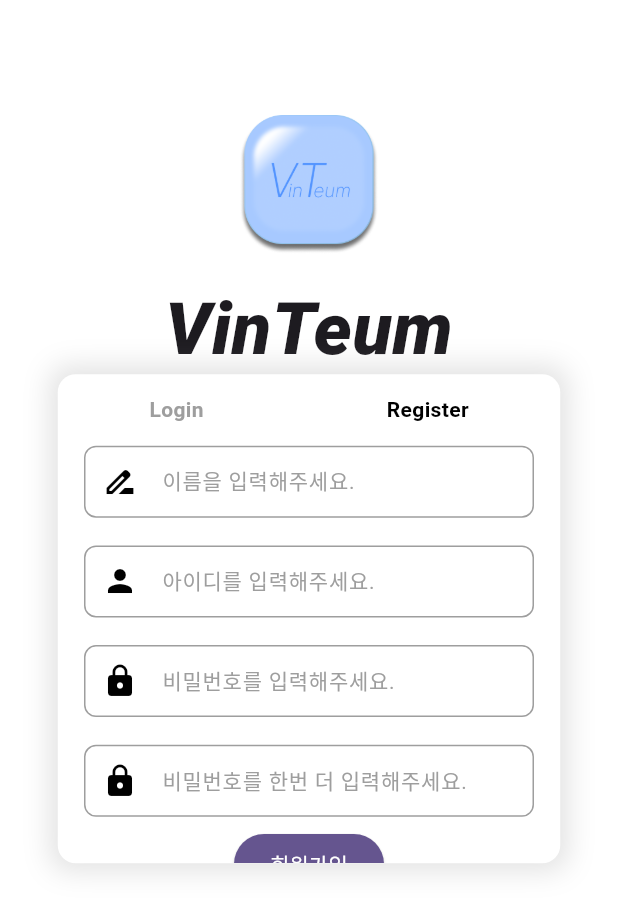
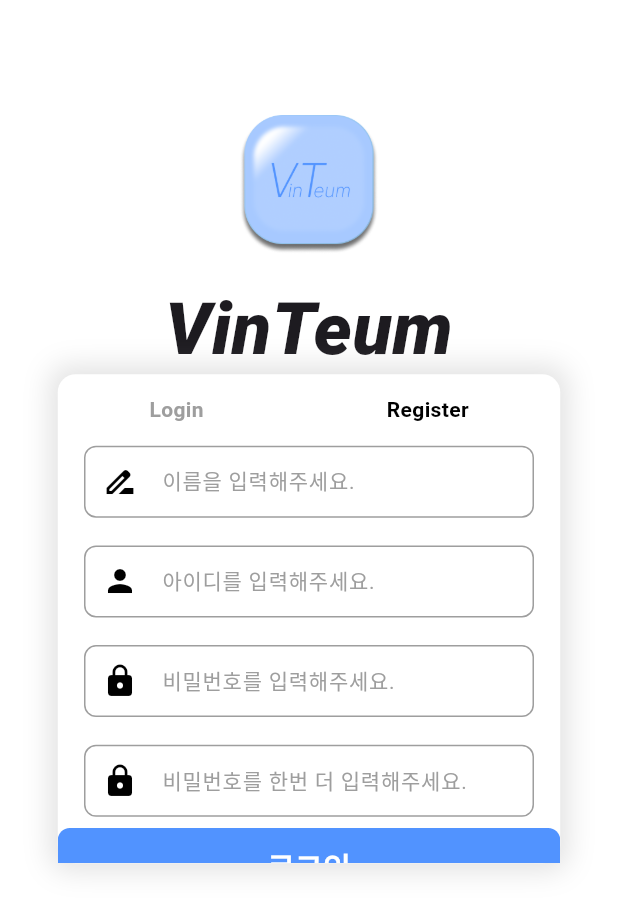
Before and after one commit to AIIA-GCU/VinTeum-FE, a Flutter app: the screen it shows after launch, on a phone screen of 412 x 824 dp. Shown: the top 913 px of the screen. Run offline on Flutter 3.47's test engine with Material 3 defaults, Android fonts, the phone set to English and light mode, and no system bars; our stand-ins replace image_picker; Roboto replaces fonts that are missing (Pretendard).

Commit message:
로그인 임시 저장

```diff
--- a/lib/Page/Login_Register_Screen.dart
+++ b/lib/Page/Login_Register_Screen.dart
@@ -1,5 +1,6 @@
 import 'package:flutter/material.dart';
 import 'package:flutter/services.dart';
+import 'package:vinteum/Common/custom_button.dart';
 import 'package:vinteum/main.dart';
 import 'package:vinteum/Common/color.dart';
 import 'package:vinteum/widget/root_tab.dart';
@@ -316,17 +317,15 @@ class _LoginSignupScreenState extends State<LoginSignupScreen> {
                                 SizedBox(
                                   height: ratio.height * 8,
                                 ),
-                                ElevatedButton(
-                                  style: ElevatedButton.styleFrom(
-                                      shape: RoundedRectangleBorder(
-                                          borderRadius: BorderRadius.circular(20)),
-                                      backgroundColor: VinTeumColors.primaryColor
-                                  ),
-                                  onPressed: () {
-                                    Navigator.push(context, MaterialPageRoute(builder: (context) => RootTab()));
-                                  },
-                                  child: Text("회원가입", style: TextStyle(color: Colors.white)),
-                                ),
+                                CustomButton(
+                                    text: "로그인",
+                                    func: (){Navigator.push(context, MaterialPageRoute(builder: (context) => RootTab()));},
+                                    buttonCount: 1),
+                                CustomButton(
+                                    text: "회원가입",
+                                    func: (){Navigator.push(context, MaterialPageRoute(builder: (context) => RootTab()));},
+                                    buttonCount: 1),
+
                               ],
                             ),
                           ),
```
